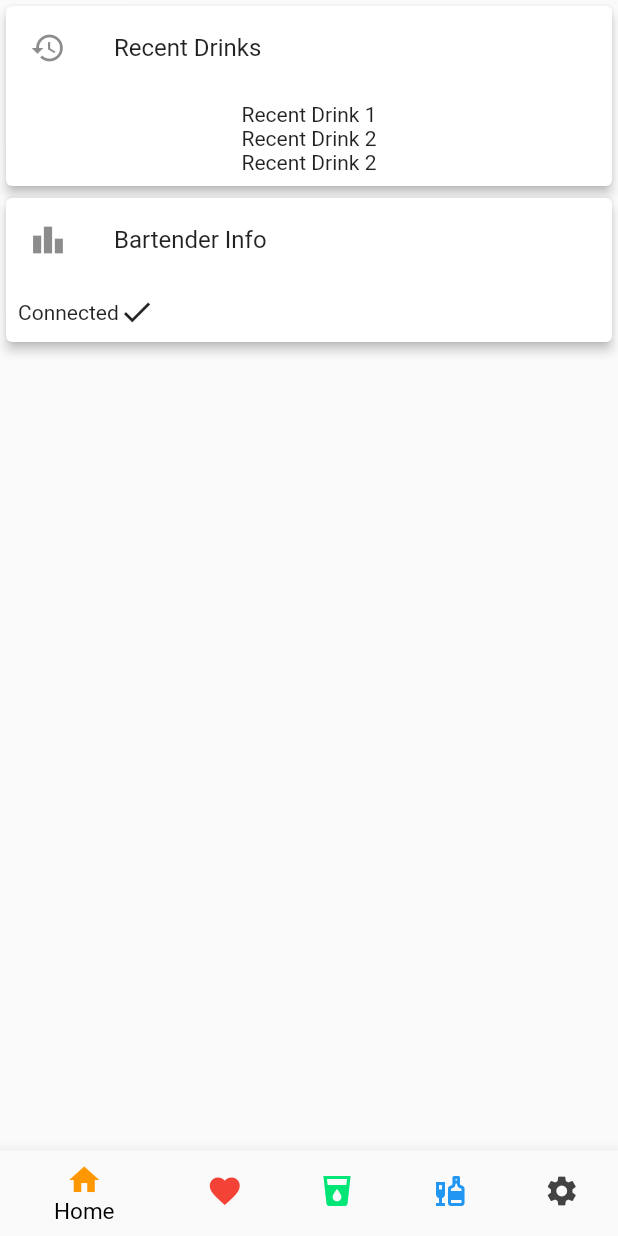
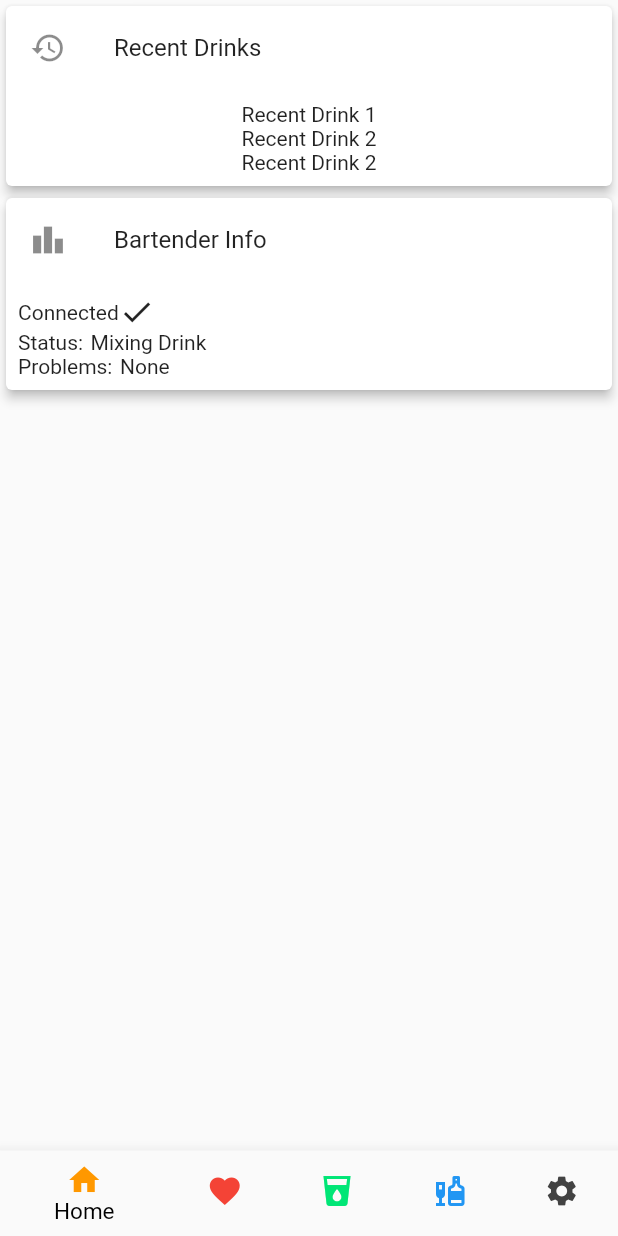
Before and after one commit to Warlord3/Bartender, a Flutter app: the screen it shows after launch, on a phone screen of 412 x 824 dp. Run offline on Flutter 3.47's test engine with Material 2 defaults, Android fonts, the phone set to English and light mode, and no system bars; our stand-ins replace shared_preferences; missing offline and left inert: keyboard_visibility.

Commit message:
Added more content for bartender info on home page

```diff
--- a/App/lib/Pages/Home/PageHome.dart
+++ b/App/lib/Pages/Home/PageHome.dart
@@ -66,6 +66,7 @@ class _HOmePageState extends State<HomePage> {
                   Padding(
                     padding: const EdgeInsets.all(8.0),
                     child: Container(
+                      // ? Maybe consider using a table or grid for better displayment
                       child: Column(
                         children: [
                           Row(
@@ -75,7 +76,32 @@ class _HOmePageState extends State<HomePage> {
                               ),
                               Icon(Icons.done),
                               // ToDo add check for connected or not
+                              // ? Maybe use text instead of icons for better displayment in grid / table
                               //Icon(Icons.Icons.clear)
+                            ],
+                          ),
+                          Row(
+                            children: [
+                              Text(
+                                languageManager.getData("status") + ":",
+                              ),
+                              Padding(
+                                padding: EdgeInsets.only(left: 5),
+                                child: Text("Mixing Drink"),
+                              ),
+                              // ToDo add bartender status
+                            ],
+                          ),
+                          Row(
+                            children: [
+                              Text(
+                                languageManager.getData("problems") + ":",
+                              ),
+                              Padding(
+                                padding: EdgeInsets.only(left: 5),
+                                child: Text("None"),
+                              ),
+                              // ToDo add bartender error
                             ],
                           )
                         ],
--- a/App/lib/bloc/LanguageManager.dart
+++ b/App/lib/bloc/LanguageManager.dart
@@ -45,6 +45,8 @@ class LanguageManager with ChangeNotifier {
         "bartender_info", "Bartender Info", "Bartender Information"));
     languageEntrys
         .add(new LanguageEntry("connected", "Connected", "Verbunden"));
+    languageEntrys.add(new LanguageEntry("problems", "Problems", "Probleme"));
+    languageEntrys.add(new LanguageEntry("status", "Status", "Status"));
   }
 }
 
```
